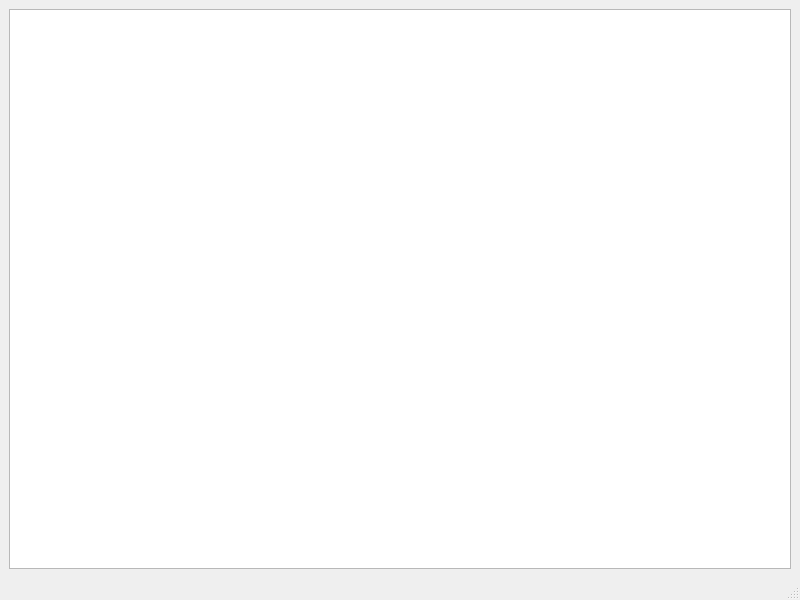
First picture: the form in data_view.ui, repository usc-psychsim/psychsim-eval-gui, before the edit.
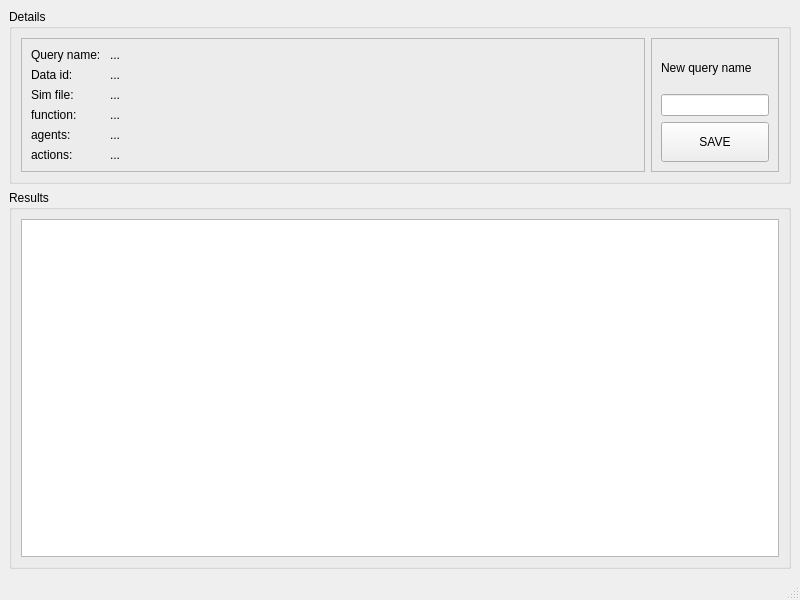
Second picture: the form after the edit.

Commit message: Implement initial save query functionality

What changed in the file:
```diff
--- a/data_view.ui
+++ b/data_view.ui
@@ -14,9 +14,170 @@
    <string>MainWindow</string>
   </property>
   <widget class="QWidget" name="centralwidget">
-   <layout class="QGridLayout" name="gridLayout">
-    <item row="0" column="0">
-     <widget class="QTableView" name="raw_data_table"/>
+   <layout class="QVBoxLayout" name="verticalLayout">
+    <item>
+     <widget class="QGroupBox" name="groupBox_2">
+      <property name="title">
+       <string>Details</string>
+      </property>
+      <layout class="QHBoxLayout" name="horizontalLayout_2">
+       <item>
+        <widget class="QFrame" name="frame_2">
+         <property name="frameShape">
+          <enum>QFrame::StyledPanel</enum>
+         </property>
+         <property name="frameShadow">
+          <enum>QFrame::Raised</enum>
+         </property>
+         <layout class="QGridLayout" name="gridLayout">
+          <item row="5" column="0">
+           <widget class="QLabel" name="label_4">
+            <property name="text">
+             <string>agents:</string>
+            </property>
+           </widget>
+          </item>
+          <item row="6" column="2">
+           <widget class="QLabel" name="actions_label">
+            <property name="text">
+             <string>...</string>
+            </property>
+           </widget>
+          </item>
+          <item row="6" column="0">
+           <widget class="QLabel" name="label_5">
+            <property name="text">
+             <string>actions:</string>
+            </property>
+           </widget>
+          </item>
+          <item row="4" column="2">
+           <widget class="QLabel" name="function_label">
+            <property name="text">
+             <string>...</string>
+            </property>
+           </widget>
+          </item>
+          <item row="0" column="0">
+           <widget class="QLabel" name="label_7">
+            <property name="text">
+             <string>Query name: </string>
+            </property>
+           </widget>
+          </item>
+          <item row="5" column="2">
+           <widget class="QLabel" name="agents_label">
+            <property name="text">
+             <string>...</string>
+            </property>
+           </widget>
+          </item>
+          <item row="3" column="2">
+           <widget class="QLabel" name="sim_file_label">
+            <property name="text">
+             <string>...</string>
+            </property>
+           </widget>
+          </item>
+          <item row="1" column="2">
+           <widget class="QLabel" name="data_id_label">
+            <property name="text">
+             <string>...</string>
+            </property>
+           </widget>
+          </item>
+          <item row="1" column="0">
+           <widget class="QLabel" name="label">
+            <property name="sizePolicy">
+             <sizepolicy hsizetype="Fixed" vsizetype="Preferred">
+              <horstretch>0</horstretch>
+              <verstretch>0</verstretch>
+             </sizepolicy>
+            </property>
+            <property name="text">
+             <string>Data id: </string>
+            </property>
+           </widget>
+          </item>
+          <item row="4" column="0">
+           <widget class="QLabel" name="label_3">
+            <property name="text">
+             <string>function:</string>
+            </property>
+           </widget>
+          </item>
+          <item row="3" column="0">
+           <widget class="QLabel" name="label_2">
+            <property name="text">
+             <string>Sim file: </string>
+            </property>
+           </widget>
+          </item>
+          <item row="0" column="2">
+           <widget class="QLabel" name="query_name_label">
+            <property name="text">
+             <string>...</string>
+            </property>
+           </widget>
+          </item>
+         </layout>
+        </widget>
+       </item>
+       <item>
+        <widget class="QFrame" name="frame_3">
+         <property name="sizePolicy">
+          <sizepolicy hsizetype="Fixed" vsizetype="Preferred">
+           <horstretch>0</horstretch>
+           <verstretch>0</verstretch>
+          </sizepolicy>
+         </property>
+         <property name="frameShape">
+          <enum>QFrame::StyledPanel</enum>
+         </property>
+         <property name="frameShadow">
+          <enum>QFrame::Raised</enum>
+         </property>
+         <layout class="QGridLayout" name="gridLayout_2">
+          <item row="0" column="0">
+           <widget class="QLabel" name="label_6">
+            <property name="text">
+             <string>New query name</string>
+            </property>
+           </widget>
+          </item>
+          <item row="2" column="0">
+           <widget class="QPushButton" name="save_query_button">
+            <property name="sizePolicy">
+             <sizepolicy hsizetype="Minimum" vsizetype="Preferred">
+              <horstretch>0</horstretch>
+              <verstretch>0</verstretch>
+             </sizepolicy>
+            </property>
+            <property name="text">
+             <string>SAVE</string>
+            </property>
+           </widget>
+          </item>
+          <item row="1" column="0">
+           <widget class="QLineEdit" name="query_name_save_input"/>
+          </item>
+         </layout>
+        </widget>
+       </item>
+      </layout>
+     </widget>
+    </item>
+    <item>
+     <widget class="QGroupBox" name="groupBox">
+      <property name="title">
+       <string>Results</string>
+      </property>
+      <layout class="QVBoxLayout" name="verticalLayout_2">
+       <item>
+        <widget class="QTableView" name="raw_data_table"/>
+       </item>
+      </layout>
+     </widget>
     </item>
    </layout>
   </widget>
```
The commit also changes 5 other files.
